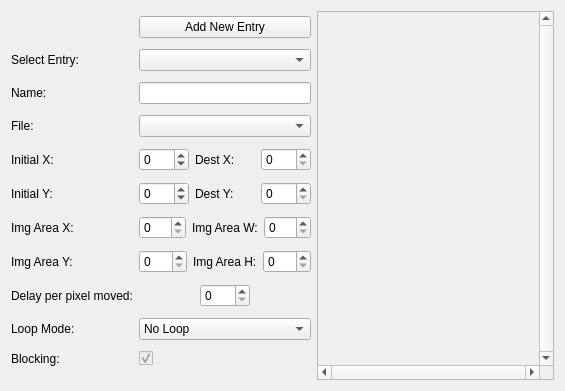
First picture: the form in editor/scenes/tab_image.ui, repository Fordi/rockbot, before the edit.
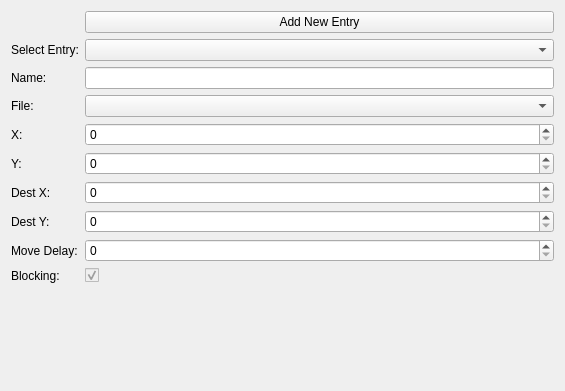
Second picture: the form after the edit. Custom widgets are drawn as their Qt base class.

Patch:
```diff
--- a/editor/scenes/tab_image.ui
+++ b/editor/scenes/tab_image.ui
@@ -15,58 +15,63 @@
   </property>
   <layout class="QVBoxLayout" name="verticalLayout_2">
    <item>
-    <layout class="QHBoxLayout" name="horizontalLayout">
-     <property name="topMargin">
-      <number>0</number>
-     </property>
-     <item>
       <layout class="QGridLayout" name="gridLayout">
+     <item row="1" column="1">
+      <widget class="QComboBox" name="select_comboBox"/>
+     </item>
+     <item row="3" column="0">
+      <widget class="QLabel" name="label_3">
+       <property name="text">
+        <string>File:</string>
+       </property>
+      </widget>
+     </item>
+     <item row="0" column="1">
+      <widget class="QPushButton" name="add_Button">
+       <property name="text">
+        <string>Add New Entry</string>
+       </property>
+      </widget>
+     </item>
        <item row="4" column="0">
         <widget class="QLabel" name="label_4">
          <property name="text">
-          <string>Initial X:</string>
+        <string>X:</string>
          </property>
         </widget>
        </item>
        <item row="5" column="0">
         <widget class="QLabel" name="label_5">
          <property name="text">
-          <string>Initial Y:</string>
+        <string>Y:</string>
+       </property>
+      </widget>
+     </item>
+     <item row="7" column="1">
+      <widget class="QSpinBox" name="desty_spinBox">
+       <property name="maximum">
+        <number>999</number>
          </property>
         </widget>
        </item>
        <item row="7" column="0">
-        <widget class="QLabel" name="label_11">
+      <widget class="QLabel" name="label_7">
          <property name="text">
-          <string>Img Area Y:</string>
+        <string>Dest Y:</string>
          </property>
         </widget>
        </item>
        <item row="6" column="0">
-        <widget class="QLabel" name="label_10">
+      <widget class="QLabel" name="label_6">
          <property name="text">
-          <string>Img Area X:</string>
+        <string>Dest X:</string>
          </property>
         </widget>
        </item>
-       <item row="11" column="0">
-        <widget class="QLabel" name="label_14">
-         <property name="text">
-          <string>Loop Mode:</string>
-         </property>
-        </widget>
-       </item>
-       <item row="12" column="0">
-        <widget class="QLabel" name="label_9">
-         <property name="text">
-          <string>Blocking:</string>
-         </property>
-        </widget>
-       </item>
-       <item row="10" column="0">
-        <widget class="QLabel" name="label_8">
-         <property name="text">
-          <string>Delay per pixel moved:</string>
+     <item row="5" column="1">
+      <widget class="QSpinBox" name="y_spinBox">
+       <property name="maximum">
+        <number>999</number>
          </property>
         </widget>
        </item>
@@ -77,6 +82,34 @@
          </property>
         </widget>
        </item>
+     <item row="6" column="1">
+      <widget class="QSpinBox" name="destx_spinBox">
+       <property name="maximum">
+        <number>999</number>
+       </property>
+      </widget>
+     </item>
+     <item row="8" column="0">
+      <widget class="QLabel" name="label_8">
+       <property name="text">
+        <string>Move Delay:</string>
+       </property>
+      </widget>
+     </item>
+     <item row="8" column="1">
+      <widget class="QSpinBox" name="delay_spinBox">
+       <property name="maximum">
+        <number>999</number>
+       </property>
+      </widget>
+     </item>
+     <item row="4" column="1">
+      <widget class="QSpinBox" name="x_spinBox">
+       <property name="maximum">
+        <number>999</number>
+       </property>
+      </widget>
+     </item>
        <item row="2" column="0">
         <widget class="QLabel" name="label_2">
          <property name="text">
@@ -84,207 +117,17 @@
          </property>
         </widget>
        </item>
-       <item row="3" column="0">
-        <widget class="QLabel" name="label_3">
-         <property name="text">
-          <string>File:</string>
-         </property>
-        </widget>
-       </item>
-       <item row="4" column="1">
-        <layout class="QHBoxLayout" name="horizontalLayout_2">
-         <property name="leftMargin">
-          <number>0</number>
-         </property>
-         <item>
-          <widget class="QSpinBox" name="init_x_spinBox">
-           <property name="maximumSize">
-            <size>
-             <width>50</width>
-             <height>16777215</height>
-            </size>
-           </property>
-           <property name="minimum">
-            <number>-999</number>
-           </property>
-           <property name="maximum">
-            <number>999</number>
-           </property>
-          </widget>
-         </item>
-         <item>
-          <widget class="QLabel" name="label_6">
+     <item row="2" column="1">
+      <widget class="QLineEdit" name="name_textEdit"/>
+     </item>
+     <item row="9" column="0">
+      <widget class="QLabel" name="label_9">
            <property name="text">
-            <string>Dest X:</string>
+        <string>Blocking:</string>
            </property>
           </widget>
          </item>
-         <item>
-          <widget class="QSpinBox" name="destx_spinBox">
-           <property name="maximumSize">
-            <size>
-             <width>50</width>
-             <height>16777215</height>
-            </size>
-           </property>
-           <property name="maximum">
-            <number>999</number>
-           </property>
-          </widget>
-         </item>
-        </layout>
-       </item>
-       <item row="5" column="1">
-        <layout class="QHBoxLayout" name="horizontalLayout_3">
-         <item>
-          <widget class="QSpinBox" name="init_y_spinBox">
-           <property name="maximumSize">
-            <size>
-             <width>50</width>
-             <height>16777215</height>
-            </size>
-           </property>
-           <property name="minimum">
-            <number>-999</number>
-           </property>
-           <property name="maximum">
-            <number>999</number>
-           </property>
-          </widget>
-         </item>
-         <item>
-          <widget class="QLabel" name="label_7">
-           <property name="text">
-            <string>Dest Y:</string>
-           </property>
-          </widget>
-         </item>
-         <item>
-          <widget class="QSpinBox" name="desty_spinBox">
-           <property name="maximumSize">
-            <size>
-             <width>50</width>
-             <height>16777215</height>
-            </size>
-           </property>
-           <property name="maximum">
-            <number>999</number>
-           </property>
-          </widget>
-         </item>
-        </layout>
-       </item>
-       <item row="6" column="1">
-        <layout class="QHBoxLayout" name="horizontalLayout_4">
-         <item>
-          <widget class="QSpinBox" name="img_area_x">
-           <property name="maximumSize">
-            <size>
-             <width>50</width>
-             <height>16777215</height>
-            </size>
-           </property>
-           <property name="maximum">
-            <number>999</number>
-           </property>
-          </widget>
-         </item>
-         <item>
-          <widget class="QLabel" name="label_12">
-           <property name="text">
-            <string>Img Area W:</string>
-           </property>
-          </widget>
-         </item>
-         <item>
-          <widget class="QSpinBox" name="img_area_w">
-           <property name="maximumSize">
-            <size>
-             <width>50</width>
-             <height>16777215</height>
-            </size>
-           </property>
-           <property name="maximum">
-            <number>999</number>
-           </property>
-          </widget>
-         </item>
-        </layout>
-       </item>
-       <item row="7" column="1">
-        <layout class="QHBoxLayout" name="horizontalLayout_5">
-         <item>
-          <widget class="QSpinBox" name="img_area_y">
-           <property name="maximumSize">
-            <size>
-             <width>50</width>
-             <height>16777215</height>
-            </size>
-           </property>
-           <property name="maximum">
-            <number>320</number>
-           </property>
-          </widget>
-         </item>
-         <item>
-          <widget class="QLabel" name="label_13">
-           <property name="text">
-            <string>Img Area H:</string>
-           </property>
-          </widget>
-         </item>
-         <item>
-          <widget class="QSpinBox" name="img_area_h">
-           <property name="maximumSize">
-            <size>
-             <width>50</width>
-             <height>16777215</height>
-            </size>
-           </property>
-           <property name="maximum">
-            <number>240</number>
-           </property>
-          </widget>
-         </item>
-        </layout>
-       </item>
-       <item row="10" column="1">
-        <layout class="QHBoxLayout" name="horizontalLayout_6">
-         <item>
-          <widget class="QSpinBox" name="delay_spinBox">
-           <property name="maximumSize">
-            <size>
-             <width>50</width>
-             <height>16777215</height>
-            </size>
-           </property>
-           <property name="maximum">
-            <number>9999</number>
-           </property>
-          </widget>
-         </item>
-        </layout>
-       </item>
-       <item row="11" column="1">
-        <widget class="QComboBox" name="comboBox">
-         <item>
-          <property name="text">
-           <string>No Loop</string>
-          </property>
-         </item>
-         <item>
-          <property name="text">
-           <string>Continuous Loop</string>
-          </property>
-         </item>
-         <item>
-          <property name="text">
-           <string>Auto-Reverse Loop</string>
-          </property>
-         </item>
-        </widget>
-       </item>
-       <item row="12" column="1">
+     <item row="9" column="1">
         <widget class="QCheckBox" name="blocking_checkBox">
          <property name="enabled">
           <bool>false</bool>
@@ -303,78 +146,23 @@
        <item row="3" column="1">
         <widget class="QComboBox" name="filename_comboBox"/>
        </item>
-       <item row="2" column="1">
-        <widget class="QLineEdit" name="name_textEdit"/>
-       </item>
-       <item row="1" column="1">
-        <widget class="QComboBox" name="select_comboBox"/>
-       </item>
-       <item row="0" column="1">
-        <widget class="QPushButton" name="add_Button">
-         <property name="text">
-          <string>Add New Entry</string>
-         </property>
-        </widget>
-       </item>
       </layout>
      </item>
      <item>
-      <widget class="QScrollArea" name="scrollArea">
-       <property name="verticalScrollBarPolicy">
-        <enum>Qt::ScrollBarAlwaysOn</enum>
-       </property>
-       <property name="horizontalScrollBarPolicy">
-        <enum>Qt::ScrollBarAlwaysOn</enum>
-       </property>
-       <property name="widgetResizable">
-        <bool>true</bool>
-       </property>
-       <widget class="QWidget" name="scrollAreaWidgetContents">
-        <property name="geometry">
-         <rect>
-          <x>0</x>
-          <y>0</y>
-          <width>211</width>
-          <height>356</height>
-         </rect>
-        </property>
-        <property name="sizePolicy">
-         <sizepolicy hsizetype="Expanding" vsizetype="Expanding">
-          <horstretch>0</horstretch>
-          <verstretch>0</verstretch>
-         </sizepolicy>
-        </property>
-        <widget class="ImageAreaPreview" name="image_preview_widget" native="true">
-         <property name="geometry">
-          <rect>
-           <x>9</x>
-           <y>9</y>
-           <width>320</width>
-           <height>334</height>
-          </rect>
-         </property>
-         <property name="minimumSize">
+    <spacer name="verticalSpacer">
+     <property name="orientation">
+      <enum>Qt::Vertical</enum>
+     </property>
+     <property name="sizeHint" stdset="0">
           <size>
-           <width>320</width>
-           <height>240</height>
-          </size>
-         </property>
-        </widget>
-       </widget>
-      </widget>
-     </item>
-    </layout>
-   </item>
-  </layout>
+       <width>20</width>
+       <height>40</height>
+      </size>
+     </property>
+    </spacer>
+   </item>
+  </layout>
  </widget>
- <customwidgets>
-  <customwidget>
-   <class>ImageAreaPreview</class>
-   <extends>QWidget</extends>
-   <header>scenes/imageareapreview.h</header>
-   <container>1</container>
-  </customwidget>
- </customwidgets>
  <resources/>
  <connections/>
 </ui>
```
Lines whose indentation alone changed are shown as unchanged.
